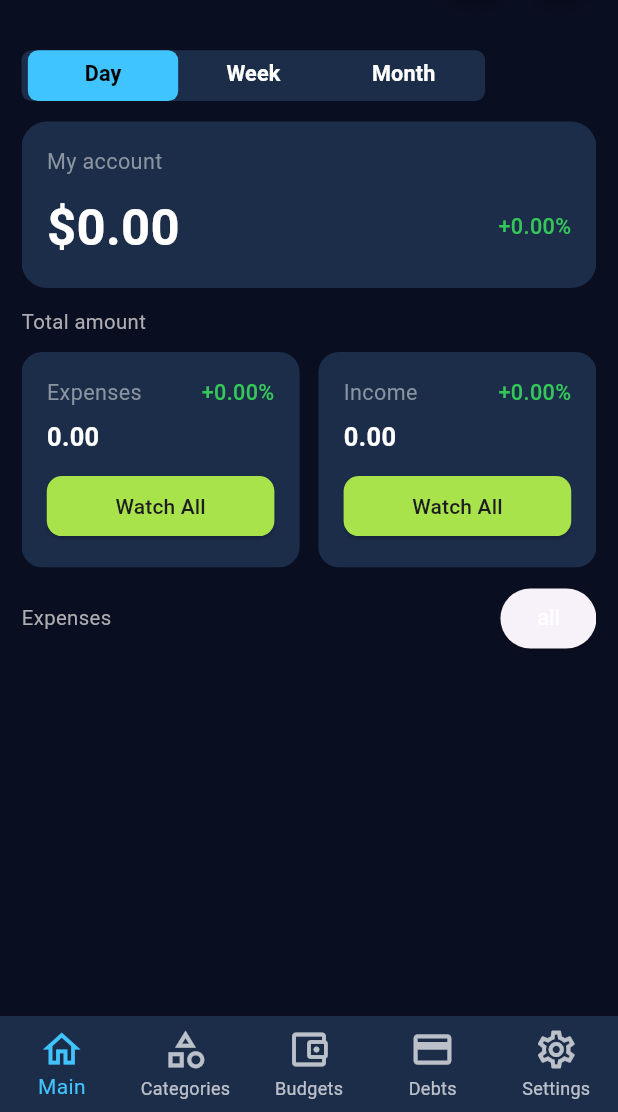
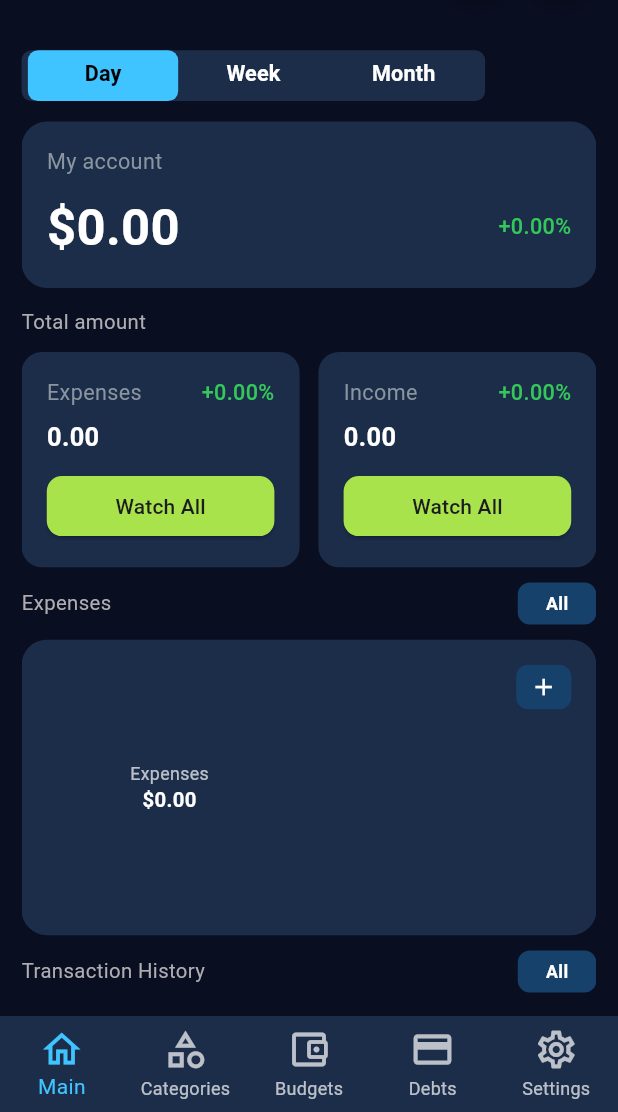
Before and after one commit to AbrorAzizov/Finance_Guard, a Flutter app: the HomePage screen opened directly, on a phone screen of 412 x 824 dp, the part 124-1236 px from its top. Run offline on Flutter 3.47's test engine with Material 3 defaults, Android fonts, the light colour scheme and no system bars; drawn by our look-alikes of fl_chart; our stand-ins replace bloc, flutter_bloc, flutter_screenutil, flutter_spinkit, get_it, hive and 1 more; accounts and stored records are empty; generated files the repository leaves out were written again.

Commit message:
home_tab ready

```diff
--- a/lib/core/constants/text_styles.dart
+++ b/lib/core/constants/text_styles.dart
@@ -86,6 +86,12 @@ abstract class AppTextStyles {
     color: Colors.white, // Light gray
   );
 
+  static  TextStyle whiteExpenseLabel = TextStyle(
+    fontSize: 14.sp,
+    fontWeight: FontWeight.w400,
+    color: Colors.white, // Light gray
+  );
+
   static const TextStyle navLabelActive = TextStyle(
     fontSize: 12,
     fontWeight: FontWeight.w500,
--- /dev/null
+++ b/lib/core/widgets/PlusButton.dart
@@ -0,0 +1,31 @@
+import 'package:flutter/material.dart';
+import 'package:flutter_screenutil/flutter_screenutil.dart';
+
+import '../constants/app_colors.dart';
+
+class PlusButton extends StatelessWidget {
+  final VoidCallback onPressed;
+
+  const PlusButton({super.key, required this.onPressed});
+
+  @override
+  Widget build(BuildContext context) {
+    return GestureDetector(
+      onTap: onPressed,
+      child: Container(
+        width: 35.w,
+        height: 35.h,
+        decoration: const BoxDecoration(
+          color:  Color(0xFF16416A),
+          shape: BoxShape.rectangle,
+          borderRadius: BorderRadius.all(Radius.circular(8))
+        ),
+        child: Icon(
+          Icons.add,
+          color: AppColors.textPrimary,
+          size: 22.sp,
+        ),
+      ),
+    );
+  }
+}
--- /dev/null
+++ b/lib/core/widgets/all_button.dart
@@ -0,0 +1,36 @@
+import 'package:flutter/material.dart';
+import 'package:flutter_screenutil/flutter_screenutil.dart';
+
+import '../constants/app_colors.dart';
+
+class AllButton extends StatelessWidget {
+  final VoidCallback onPressed;
+
+  const AllButton({super.key, required this.onPressed});
+
+  @override
+  Widget build(BuildContext context) {
+    return GestureDetector(
+      onTap: onPressed,
+      child: Container(
+        height: 33.h,
+        width: 50.w,
+        padding: EdgeInsets.symmetric(horizontal: 12.w, vertical: 6.h),
+        decoration: const BoxDecoration(
+          color: Color(0xFF16416A),
+          borderRadius: BorderRadius.all(Radius.circular(8)),
+        ),
+        child: Center(
+          child: Text(
+            "All",
+            style: TextStyle(
+              color: AppColors.textPrimary,
+              fontSize: 14.sp,
+              fontWeight: FontWeight.w600,
+            ),
+          ),
+        ),
+      ),
+    );
+  }
+}
--- /dev/null
+++ b/lib/core/widgets/expense_chart.dart
@@ -0,0 +1,126 @@
+import 'package:finance_guard/core/constants/app_colors.dart';
+import 'package:finance_guard/core/constants/text_styles.dart';
+import 'package:finance_guard/core/widgets/PlusButton.dart';
+import 'package:finance_guard/features/home/data/model/transaction_model.dart';
+import 'package:fl_chart/fl_chart.dart';
+import 'package:flutter/material.dart';
+import 'package:flutter_screenutil/flutter_screenutil.dart';
+
+import '../../features/home/domain/entity/transaction_entity.dart';
+import '../../features/home/useCase/group_expenses_by_name.dart';
+
+
+class ExpensesPieChartCard extends StatefulWidget {
+  final List<TransactionEntity> expenses;
+
+  ExpensesPieChartCard({super.key, required this.expenses});
+
+  @override
+  State<ExpensesPieChartCard> createState() => _ExpensesPieChartCardState();
+}
+
+class _ExpensesPieChartCardState extends State<ExpensesPieChartCard> {
+  final _groupUseCase = GroupExpensesByName();
+
+  @override
+  Widget build(BuildContext context) {
+    final data = _groupUseCase.groupByName(widget.expenses);
+    final total = data.fold<double>(0, (sum, item) => sum + item.amount);
+
+    return Container(
+      padding: EdgeInsets.all(16.w),
+      decoration: BoxDecoration(
+        color: AppColors.cardBackground,
+        borderRadius: BorderRadius.circular(20.r),
+      ),
+      child: Row(
+        mainAxisAlignment: MainAxisAlignment.spaceBetween,
+        crossAxisAlignment: CrossAxisAlignment.start,
+        children: [
+          Row(
+            children: [
+              SizedBox(
+                width: 156.w,
+                height: 156.w,
+                child: Stack(
+                  alignment: Alignment.center,
+                  children: [
+                    PieChart(
+                      PieChartData(
+                        sectionsSpace: 0,
+                        centerSpaceRadius: 65.r,
+                        sections: data
+                            .map(
+                              (e) => PieChartSectionData(
+                            color: Color(e.categoryColor),
+                            value: e.amount,
+                            radius: 28.r,
+                            showTitle: false,
+                          ),
+                        )
+                            .toList(),
+                      ),
+                    ),
+                    Column(
+                      mainAxisAlignment: MainAxisAlignment.center,
+                      children: [
+                        Text(
+                          "Expenses",
+                          style: TextStyle(
+                            color: Colors.white70,
+                            fontSize: 14.sp,
+                          ),
+                        ),
+                        Text(
+                          "\$${total.toStringAsFixed(2)}",
+                          style: TextStyle(
+                            color: Colors.white,
+                            fontSize: 16.sp,
+                            fontWeight: FontWeight.bold,
+                          ),
+                        ),
+                      ],
+                    )
+                  ],
+                ),
+              ),
+              SizedBox(width: 20,),
+              Column(
+                crossAxisAlignment: CrossAxisAlignment.start,
+                children: [
+                  for (final item in data)
+                    Padding(
+                      padding: EdgeInsets.symmetric(vertical: 6.h),
+                      child: Row(
+                        children: [
+                          CircleAvatar(
+                            radius: 14.r,
+                            backgroundColor: Color(item.categoryColor),
+                            child: Icon(
+                              IconData(
+                                item.iconCodePoint,
+                                fontFamily: item.iconFontFamily,
+                              ),
+                              size: 16.sp,
+                              color: Colors.black,
+                            ),
+                          ),
+                          SizedBox(width: 8.w),
+                          Text(
+                            item.name,
+                            style: AppTextStyles.whiteExpenseLabel
+                          )
+                        ],
+                      ),
+                    ),
+                ],
+              ),
+            ],
+          ),
+          PlusButton(onPressed: () {},)
+        ],
+      ),
+    );
+    ;
+  }
+}
--- a/lib/features/home/bloc/transaction_bloc/transaction_cubit.dart
+++ b/lib/features/home/bloc/transaction_bloc/transaction_cubit.dart
@@ -51,8 +51,9 @@ class TransactionCubit extends Cubit<TransactionState> {
     _transactionRepository.filterTransactionsByDate(transactions, period);
 
     final expenses = _transactionRepository
-        .filterTransactionsByType(transactionsByDate, 'expense')
-        .fold(0.0, (sum, e) => sum + e.amount);
+        .filterTransactionsByType(transactionsByDate, 'expense');
+
+    final totalExpenses = expenses.fold(0.0, (sum, e) => sum + e.amount);
 
     final income = _transactionRepository
         .filterTransactionsByType(transactionsByDate, 'income')
@@ -73,7 +74,7 @@ class TransactionCubit extends Cubit<TransactionState> {
 
     double expensesChange = 0.0;
     if (previousExpenses > 0) {
-      expensesChange = ((expenses - previousExpenses) / previousExpenses) * 100;
+      expensesChange = ((totalExpenses - previousExpenses) / previousExpenses) * 100;
     }
 
     double incomeChange = 0.0;
@@ -81,11 +82,14 @@ class TransactionCubit extends Cubit<TransactionState> {
       incomeChange = ((income - previousIncome) / previousIncome) * 100;
     }
 
+
+
     return Statistics(
       totalIncome: income,
-      totalExpenses: expenses,
+      totalExpenses: totalExpenses,
       expensesPercentageChange: expensesChange,
-      incomePercentageChange: incomeChange
+      incomePercentageChange: incomeChange,
+      expenses: expenses
     );
   }
 
--- a/lib/features/home/data/model/transaction_model.dart
+++ b/lib/features/home/data/model/transaction_model.dart
@@ -1,3 +1,4 @@
+// part of 'transaction_model.dart';
 import 'package:hive/hive.dart';
 import '../../domain/entity/transaction_entity.dart';
 part 'transaction_model.g.dart';
@@ -12,6 +13,7 @@ class TransactionModel {
   @HiveField(5) final DateTime date;
   @HiveField(6) final String? comment;
   @HiveField(7) final String type;
+  @HiveField(8) final String name; // Add this line
 
   TransactionModel({
     required this.id,
@@ -22,6 +24,7 @@ class TransactionModel {
     required this.date,
     this.comment,
     required this.type,
+    required this.name, // Add this line
   });
 
   TransactionEntity toEntity() => TransactionEntity(
@@ -33,6 +36,7 @@ class TransactionModel {
     date: date,
     comment: comment,
     type: type,
+    name: name, // Add this line
   );
 
   factory TransactionModel.fromEntity(TransactionEntity entity) =>
@@ -45,5 +49,6 @@ class TransactionModel {
         date: entity.date,
         comment: entity.comment,
         type: entity.type,
+        name: entity.name, // Add this line
       );
 }
--- /dev/null
+++ b/lib/features/home/domain/entity/category_summary.dart
@@ -0,0 +1,17 @@
+
+class CategorySummary {
+  final String name;
+  final double amount;
+  final int iconCodePoint;
+  final String? iconFontFamily;
+  final int categoryColor;
+
+
+  CategorySummary({
+    required this.name,
+    required this.amount,
+    required this.iconCodePoint,
+    required this.iconFontFamily,
+    required this.categoryColor,
+  });
+}
--- a/lib/features/home/domain/entity/statistics.dart
+++ b/lib/features/home/domain/entity/statistics.dart
@@ -1,12 +1,17 @@
+
+import 'package:finance_guard/features/home/domain/entity/transaction_entity.dart';
 
 class Statistics {
   final double totalIncome;
   final double totalExpenses;
   final double expensesPercentageChange;
   final double incomePercentageChange;
+  final List<TransactionEntity> expenses;
 
   Statistics(
-      {required this.totalIncome,
+      {
+        required this.expenses,
+        required this.totalIncome,
       required this.totalExpenses,
       required this.expensesPercentageChange,
       required this.incomePercentageChange});
--- a/lib/features/home/domain/entity/transaction_entity.dart
+++ b/lib/features/home/domain/entity/transaction_entity.dart
@@ -1,4 +1,3 @@
-
 class TransactionEntity {
   final String id;
   final double amount;
@@ -7,16 +6,18 @@ class TransactionEntity {
   final int categoryColor;
   final DateTime date;
   final String? comment;
-  final String type; // expense / income
+  final String type;
+  final String name; // Add this line
 
   TransactionEntity({
     required this.id,
     required this.amount,
     required this.iconCodePoint,
-     this.iconFontFamily,
+    this.iconFontFamily,
     required this.categoryColor,
     required this.date,
     this.comment,
     required this.type,
+    required this.name,
   });
 }
--- /dev/null
+++ b/lib/features/home/useCase/group_expenses_by_name.dart
@@ -0,0 +1,31 @@
+import 'package:finance_guard/features/home/domain/entity/transaction_entity.dart';
+
+import '../domain/entity/category_summary.dart';
+
+class GroupExpensesByName {
+  List<CategorySummary> groupByName(List<TransactionEntity> expenses) {
+    final Map<String, CategorySummary> map = {};
+
+    for (final expense in expenses) {
+      final name = expense.name;
+
+      if (map.containsKey(name)) {
+        final existing = map[name];
+        map[name] = CategorySummary(
+          name: name,
+          amount: existing!.amount + expense.amount,
+          categoryColor: existing.categoryColor,
+          iconCodePoint: existing.iconCodePoint,
+          iconFontFamily: existing.iconFontFamily,
+        );
+      } else {
+        map[name] = CategorySummary(name: name,
+            amount: expense.amount,
+            iconCodePoint: expense.iconCodePoint,
+            iconFontFamily: expense.iconFontFamily,
+            categoryColor: expense.categoryColor);
+      }
+    }
+    return map.values.toList();
+  }
+}
--- a/lib/features/home/view/day_statistics.dart
+++ b/lib/features/home/view/day_statistics.dart
@@ -1,11 +1,14 @@
 import 'package:finance_guard/core/constants/text_styles.dart';
 import 'package:finance_guard/core/dialog/loading_dialog.dart';
+import 'package:finance_guard/core/widgets/all_button.dart';
+import 'package:finance_guard/core/widgets/transaction_card.dart';
 import 'package:finance_guard/features/home/bloc/transaction_bloc/transaction_state.dart';
 import 'package:flutter/material.dart';
 import 'package:flutter_bloc/flutter_bloc.dart';
 import 'package:flutter_screenutil/flutter_screenutil.dart';
 
 import '../../../core/constants/app_colors.dart';
+import '../../../core/widgets/expense_chart.dart';
 import '../../../core/widgets/wach_all_button.dart';
 import '../bloc/transaction_bloc/transaction_cubit.dart';
 
@@ -20,8 +23,9 @@ class DayStatistics extends StatelessWidget {
       builder: (context, state) {
         if (state is TransactionStateSummary) {
           final dayData = state.dayData; // берём именно дневную статистику
-
-          return Column(
+          final transactions = state.transactions;
+          return SingleChildScrollView(
+            child: Column(
               crossAxisAlignment: CrossAxisAlignment.start,
               children: [
                 // --- My account card ---
@@ -47,7 +51,7 @@ class DayStatistics extends StatelessWidget {
                           Text(
                             dayData.expensesPercentageChange >= 0
                                 ? "+${dayData.incomePercentageChange.toStringAsFixed(2)}%"
-                              : "-${dayData.incomePercentageChange.toStringAsFixed(2)}%",
+                                : "${dayData.incomePercentageChange.toStringAsFixed(2)}%",
                             style: dayData.incomePercentageChange >= 0
                                 ? AppTextStyles.percentageChangePositive
                                 : AppTextStyles.percentageChangeNegative,
@@ -83,7 +87,7 @@ class DayStatistics extends StatelessWidget {
                                 Text(
                                   dayData.expensesPercentageChange >= 0
                                       ? "+${dayData.expensesPercentageChange.toStringAsFixed(2)}%"
-                                    : "-${dayData.expensesPercentageChange.toStringAsFixed(2)}%",
+                                      : "${dayData.expensesPercentageChange.toStringAsFixed(2)}%",
                                   style: dayData.expensesPercentageChange >= 0
                                       ? AppTextStyles.percentageChangePositive
                                       : AppTextStyles.percentageChangeNegative,
@@ -124,7 +128,7 @@ class DayStatistics extends StatelessWidget {
                                 Text(
                                   dayData.incomePercentageChange >= 0
                                       ? "+${dayData.incomePercentageChange.toStringAsFixed(2)}%"
-                                    : "-${dayData.incomePercentageChange.toStringAsFixed(2)}%",
+                                      : "${dayData.incomePercentageChange.toStringAsFixed(2)}%",
                                   style: dayData.incomePercentageChange >= 0
                                       ? AppTextStyles.percentageChangePositive
                                       : AppTextStyles.percentageChangeNegative,
@@ -154,14 +158,25 @@ class DayStatistics extends StatelessWidget {
                   mainAxisAlignment: MainAxisAlignment.spaceBetween,
                   children: [
                     Text('Expenses', style: AppTextStyles.statsTitle),
-                  ElevatedButton(onPressed: () {
-
-                  }, child: Text('all',style: AppTextStyles.whiteWidgetLabel,))
+                    AllButton(onPressed: () {},)
                   ],
                 ),
                 SizedBox(height: 12.h),
+                ExpensesPieChartCard(expenses: dayData.expenses),
+                SizedBox(height: 12.h),
 
+                // --- Total amount section ---
+                Row(
+                  mainAxisAlignment: MainAxisAlignment.spaceBetween,
+                  children: [
+                    Text('Transaction History', style: AppTextStyles.statsTitle),
+                    AllButton(onPressed: () {},)
                   ],
+                ),
+                SizedBox(height: 12.h),
+                TransactionCard(transactions: transactions)
+              ],
+            ),
           );
         } else if (state is TransactionStateLoading) {
           return const Center(child: Loading());
--- a/lib/features/home/view/transaction/expense_tab.dart
+++ b/lib/features/home/view/transaction/expense_tab.dart
@@ -40,6 +40,7 @@ class _ExpenseTabState extends State<ExpenseTab> {
     final transaction = TransactionEntity(
       id: _uuid.v4(),
       comment: comment,
+      name: selectedCategory.name,
       amount: moneyAmount,
       iconCodePoint: selectedCategory.icon.codePoint,
       iconFontFamily: selectedCategory.icon.fontFamily,
--- a/lib/features/home/view/transaction/income_tab.dart
+++ b/lib/features/home/view/transaction/income_tab.dart
@@ -42,6 +42,7 @@ class _IncomeTabState extends State<IncomeTab> {
       id: _uuid.v4(),
       comment: comment,
       amount: moneyAmount,
+      name: selectedCategory.name,
       iconCodePoint: selectedCategory.icon.codePoint,
       iconFontFamily: selectedCategory.icon.fontFamily,
       categoryColor: selectedCategory.color.value,
--- a/pubspec.yaml
+++ b/pubspec.yaml
@@ -44,6 +44,8 @@ dependencies:
   get_it:
   flutter_bloc: ^8.1.4
   flutter_spinkit: ^5.1.0
+  fl_chart: ^0.65.0
+
 
 
 dev_dependencies:
```
Also changed, not shown: lib/core/widgets/transaction_card.dart (added, +96 -0 lines), lib/features/home/view/month_statistics.dart (+38 -9 lines), lib/features/home/view/week_statistics.dart (+46 -16 lines), pubspec.lock. Lines whose indentation alone changed are shown as unchanged.
